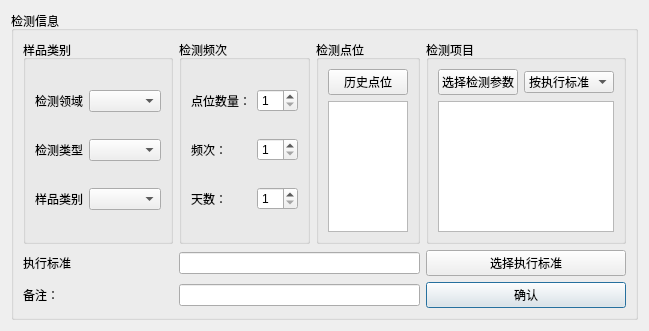
The window that src/TaskSheetManager/testinfoeditor.ui (hcc01/ELIMS) describes before a commit, drawn with Qt 5.
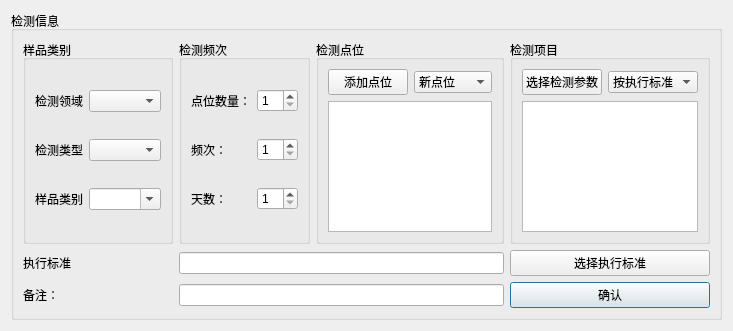
The same window after the commit.

Patch:
```diff
--- a/src/TaskSheetManager/testinfoeditor.ui
+++ b/src/TaskSheetManager/testinfoeditor.ui
@@ -6,7 +6,7 @@
    <rect>
     <x>0</x>
     <y>0</y>
-    <width>609</width>
+    <width>690</width>
     <height>331</height>
    </rect>
   </property>
@@ -94,12 +94,30 @@
          <item row="0" column="0">
           <widget class="QPushButton" name="sampleSiteSeclectBtn">
            <property name="text">
-            <string>历史点位</string>
+            <string>添加点位</string>
            </property>
           </widget>
          </item>
-         <item row="1" column="0">
-          <widget class="QTextEdit" name="samplePosEdit"/>
+         <item row="0" column="1">
+          <widget class="QComboBox" name="siteSelectBox">
+           <item>
+            <property name="text">
+             <string>新点位</string>
+            </property>
+           </item>
+           <item>
+            <property name="text">
+             <string>历史点位</string>
+            </property>
+           </item>
+          </widget>
+         </item>
+         <item row="1" column="0" colspan="2">
+          <widget class="QTextEdit" name="samplePosEdit">
+           <property name="readOnly">
+            <bool>true</bool>
+           </property>
+          </widget>
          </item>
         </layout>
        </widget>
@@ -178,7 +196,11 @@
           </widget>
          </item>
          <item row="2" column="1">
-          <widget class="QComboBox" name="sampleTypeBox"/>
+          <widget class="QComboBox" name="sampleTypeBox">
+           <property name="editable">
+            <bool>true</bool>
+           </property>
+          </widget>
          </item>
          <item row="0" column="1">
           <widget class="QComboBox" name="testFiledBox"/>
```
Left out of the diff: 12 changed lines with no effect on the pictures.
